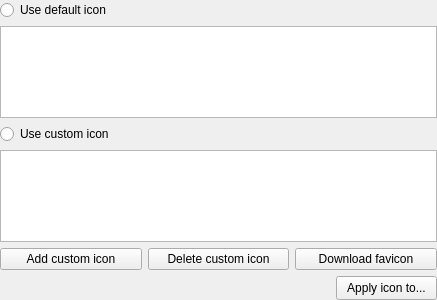
First picture: the form in src/gui/EditWidgetIcons.ui, repository keepassxreboot/keepassxc, before the edit.
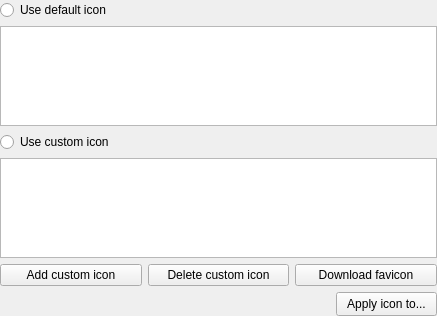
Second picture: the form after the edit.

Commit message:
Fix icon selection highlights
- Change QListView mode to ListMode
- Increase custom icon size
- Reduce grid spacing
- Improve selected icon state composite

```diff
--- a/src/gui/EditWidgetIcons.ui
+++ b/src/gui/EditWidgetIcons.ui
@@ -7,7 +7,7 @@
     <x>0</x>
     <y>0</y>
     <width>437</width>
-    <height>300</height>
+    <height>316</height>
    </rect>
   </property>
   <layout class="QVBoxLayout" name="verticalLayout">
@@ -48,10 +48,10 @@
       <enum>QListView::Adjust</enum>
      </property>
      <property name="spacing">
-      <number>8</number>
+      <number>4</number>
      </property>
      <property name="viewMode">
-      <enum>QListView::IconMode</enum>
+      <enum>QListView::ListMode</enum>
      </property>
     </widget>
    </item>
@@ -80,10 +80,10 @@
       <enum>QListView::Adjust</enum>
      </property>
      <property name="spacing">
-      <number>8</number>
+      <number>4</number>
      </property>
      <property name="viewMode">
-      <enum>QListView::IconMode</enum>
+      <enum>QListView::ListMode</enum>
      </property>
     </widget>
    </item>
```
The commit also changes 5 other files.
